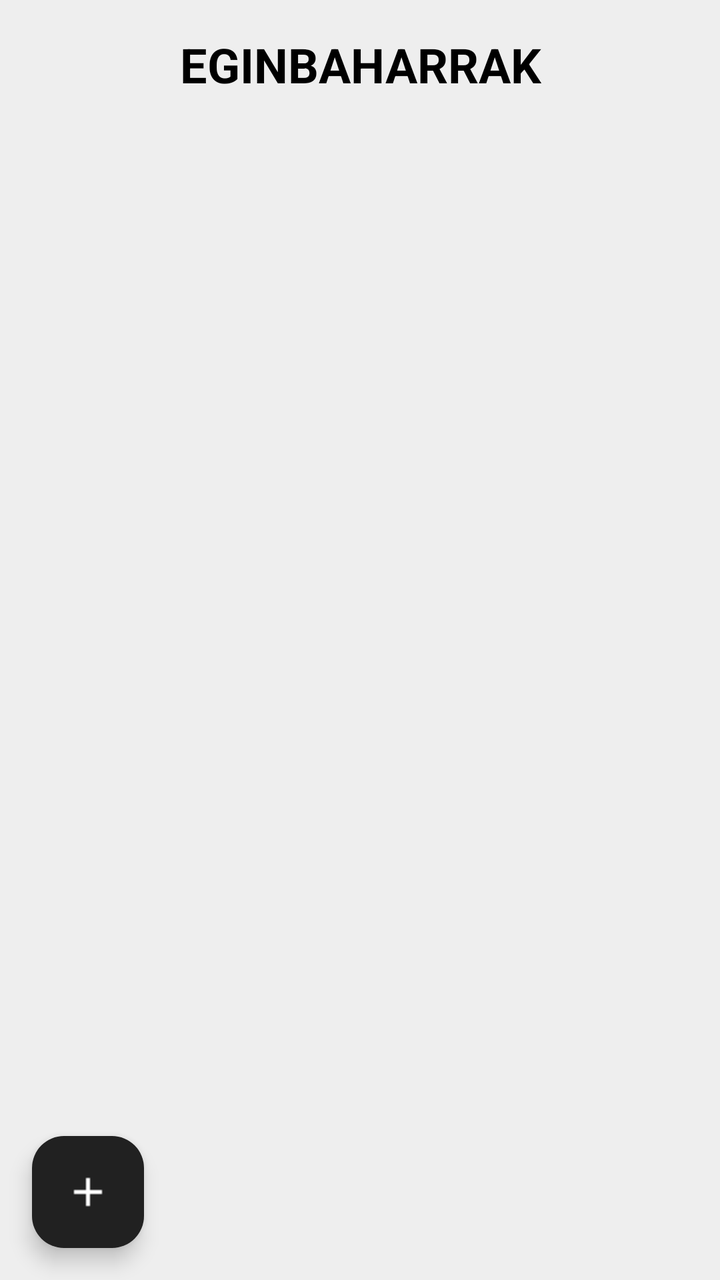
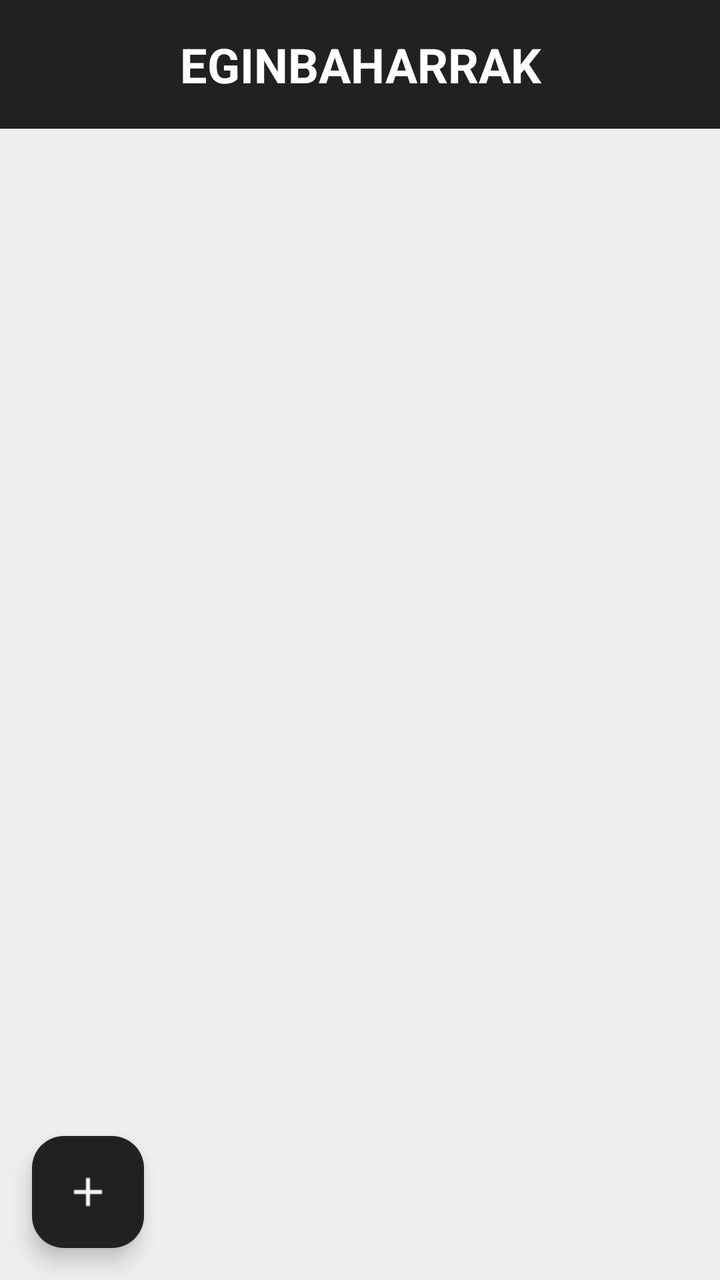

Before-and-after screenshots of an Android layout around one commit, followed by the original layout XML and the change that was made.
<!-- AndroidManifest.xml: application theme Theme.ToDoMinimal -->
<!-- res/layout/activity_eginbeharrekoak.xml -->
<?xml version="1.0" encoding="utf-8"?>
<LinearLayout xmlns:android="http://schemas.android.com/apk/res/android"
    xmlns:app="http://schemas.android.com/apk/res-auto"
    xmlns:tools="http://schemas.android.com/tools"
    android:layout_width="match_parent"
    android:layout_height="match_parent"
    android:orientation="vertical"
    tools:context=".EginbeharrekoakActivity"
    android:background="@color/gray_200">

    <TextView
        android:id="@+id/textViewTitle"
        android:layout_width="match_parent"
        android:layout_height="wrap_content"
        android:gravity="center"
        android:padding="16dp"
        android:text="@string/eginbeharrakTitle"
        android:textAppearance="@style/TextAppearance.MaterialComponents.Headline5"
        android:textColor="@android:color/black"
        android:textStyle="bold" />

    <androidx.recyclerview.widget.RecyclerView
        android:id="@+id/recycler_view_projects"
        android:layout_width="match_parent"
        android:layout_height="0dp"
        android:layout_weight="1"
        android:paddingHorizontal="8dp"
        android:clipToPadding="false"
        app:layoutManager="androidx.recyclerview.widget.LinearLayoutManager"
        tools:listitem="@layout/item_eginbeharra" />

    <com.google.android.material.floatingactionbutton.FloatingActionButton
        android:id="@+id/button_gehitu"
        android:layout_width="wrap_content"
        android:layout_height="wrap_content"
        android:src="@drawable/ic_add"
        app:backgroundTint="@color/gray_900"
        app:tint="@color/white"
        android:layout_margin="16dp"/>

</LinearLayout>
<!-- res/layout/item_eginbeharra.xml (included above) -->
<androidx.cardview.widget.CardView xmlns:android="http://schemas.android.com/apk/res/android"
    xmlns:app="http://schemas.android.com/apk/res-auto"
    android:layout_width="match_parent"
    android:layout_height="wrap_content"
    android:layout_margin="10dp"
    android:padding="12dp"
    app:cardCornerRadius="8dp"
    app:cardElevation="4dp">

    <androidx.constraintlayout.widget.ConstraintLayout
        android:layout_width="match_parent"
        android:layout_height="wrap_content">

        
        <CheckBox
            android:id="@+id/checkbox_done"
            android:layout_width="wrap_content"
            android:layout_height="wrap_content"
            android:layout_marginEnd="8dp"
            app:layout_constraintBottom_toBottomOf="parent"
            app:layout_constraintStart_toStartOf="parent"
            app:layout_constraintTop_toTopOf="parent" />

        
        <LinearLayout
            android:id="@+id/layout_texts"
            android:layout_width="0dp"
            android:layout_height="wrap_content"
            android:layout_marginEnd="8dp"
            android:orientation="vertical"
            app:layout_constraintBottom_toBottomOf="parent"
            app:layout_constraintEnd_toStartOf="@id/layout_buttons"
            app:layout_constraintStart_toEndOf="@id/checkbox_done"
            app:layout_constraintTop_toTopOf="parent">

            <TextView
                android:id="@+id/text_view_izenburua"
                android:layout_width="match_parent"
                android:layout_height="wrap_content"
                android:fontFamily="sans-serif-light"
                android:text="@string/izenburua_eginbeharra"
                android:textSize="18sp"
                android:textStyle="bold" />

            <TextView
                android:id="@+id/text_view_deskripzioa"
                android:layout_width="match_parent"
                android:layout_height="wrap_content"
                android:ellipsize="end"
                android:maxLines="3"
                android:text="@string/deskripzioa_eginbeharra"
                android:textSize="14sp" />
        </LinearLayout>

        
        <LinearLayout
            android:id="@+id/layout_buttons"
            android:layout_width="wrap_content"
            android:layout_height="wrap_content"
            android:orientation="vertical"
            app:layout_constraintBottom_toBottomOf="parent"
            app:layout_constraintEnd_toEndOf="parent"
            app:layout_constraintTop_toTopOf="parent">

            <ImageButton
                android:id="@+id/button_gora"
                android:layout_width="40dp"
                android:layout_height="40dp"
                android:background="?attr/selectableItemBackgroundBorderless"
                android:contentDescription="@string/button_gora"
                android:src="@drawable/ic_up"
                app:tint="@color/gray_900" />

            <ImageButton
                android:id="@+id/button_behera"
                android:layout_width="40dp"
                android:layout_height="40dp"
                android:background="?attr/selectableItemBackgroundBorderless"
                android:contentDescription="@string/button_behera"
                android:src="@drawable/ic_down"
                app:tint="@color/gray_900" />
        </LinearLayout>

    </androidx.constraintlayout.widget.ConstraintLayout>
</androidx.cardview.widget.CardView>
<!-- resources referenced by this layout -->
<resources>
  <color name="gray_200">#EEEEEE</color>
  <color name="gray_900">#212121</color>
  <color name="white">#FFFFFF</color>
  <!-- drawable ic_add: png bitmap (drawable, 190 bytes) -->
  <!-- drawable ic_down: png bitmap (drawable, 242 bytes) -->
  <!-- drawable ic_up: png bitmap (drawable, 250 bytes) -->
  <string name="button_behera">button_behera</string>
  <string name="button_gora">button_gora</string>
  <string name="deskripzioa_eginbeharra">Deskripzioa</string>
  <string name="eginbeharrakTitle">EGINBAHARRAK</string>
  <string name="izenburua_eginbeharra">Izenburua</string>
  <style name="Theme.ToDoMinimal" parent="Theme.Material3.DayNight.NoActionBar">
          
          <item name="colorPrimary">@color/gray_900</item>
          <item name="colorOnPrimary">@color/white</item>
          <item name="colorSecondary">@color/teal_200</item>
          <item name="android:windowBackground">@color/white</item>
          <item name="android:statusBarColor">@color/white</item>
          <item name="android:navigationBarColor">@color/white</item>
      </style>
  <color name="teal_200">#80CBC4</color>
</resources>

<!-- the commit's change to res/layout/activity_eginbeharrekoak.xml (unified diff, before → after) -->
@@ -16,8 +16,9 @@
         android:padding="16dp"
         android:text="@string/eginbeharrakTitle"
         android:textAppearance="@style/TextAppearance.MaterialComponents.Headline5"
-        android:textColor="@android:color/black"
-        android:textStyle="bold" />
+        android:textColor="@color/white"
+        android:textStyle="bold"
+        android:background="@color/gray_900"/>
 
     <androidx.recyclerview.widget.RecyclerView
         android:id="@+id/recycler_view_projects"
